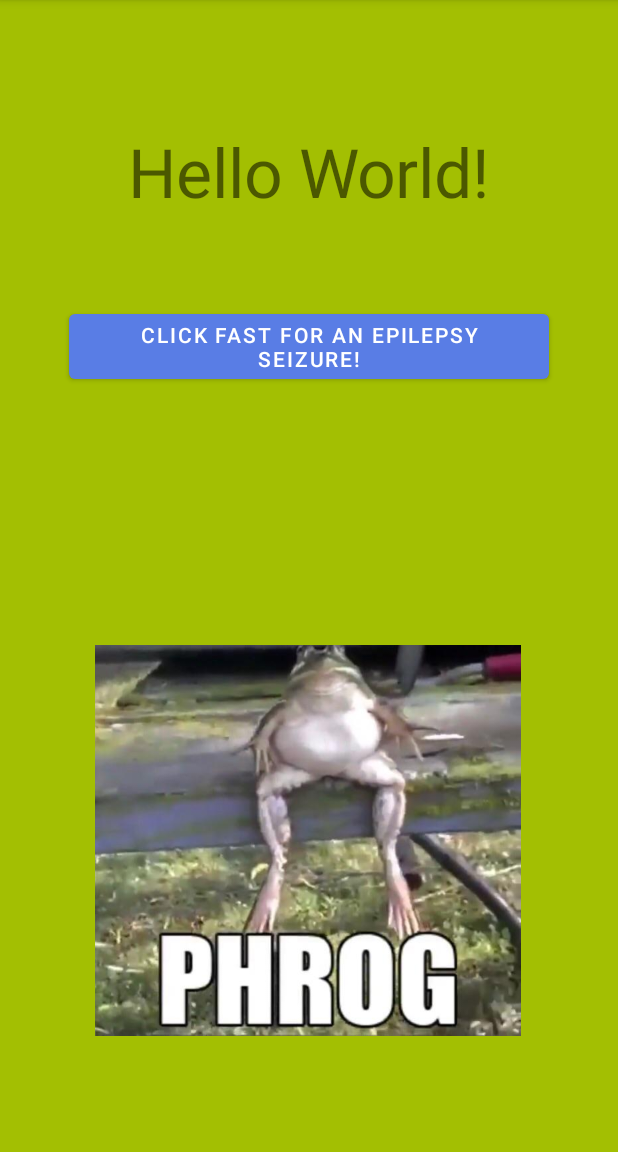
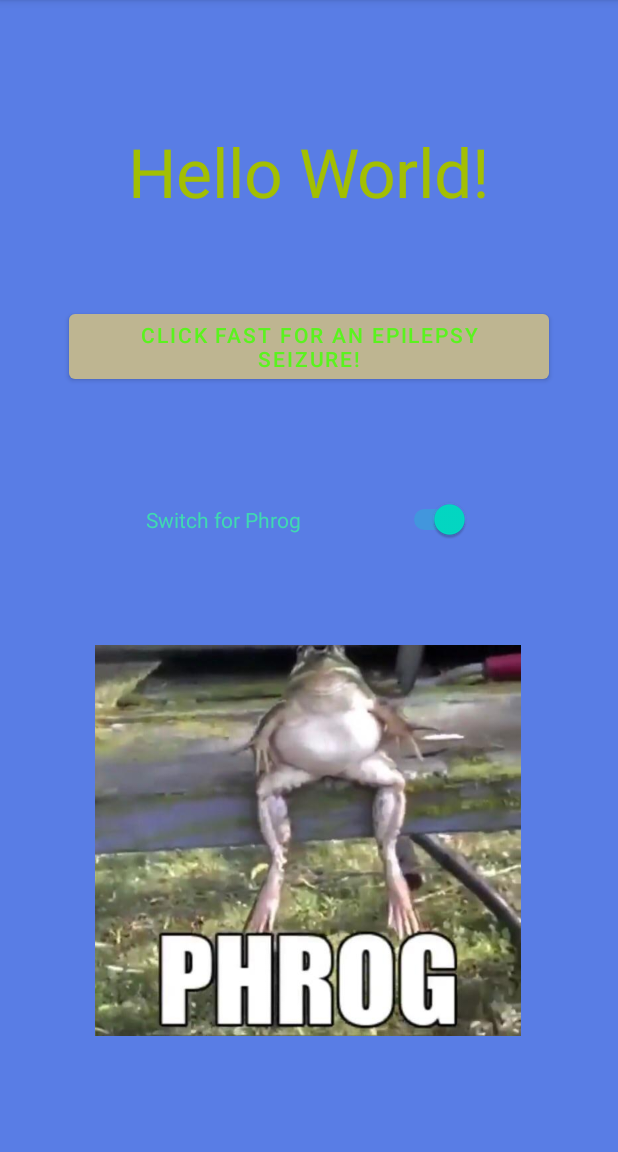
Before and after one commit to BirkanAk/HelloWorldAssignmenBirkanAk, an Android app: the screen it shows after launch (MainActivity), after a tap on "CLICK FAST FOR AN EPILEPSY SEIZURE!", on a phone screen of 412 x 824 dp, the part 84-1236 px from its top. Run offline under Robolectric (Android 15) with nearby library versions, the phone set to English and light mode, and no system bars.

```diff
--- a/app/src/main/java/com/example/helloworldassignmenbirkanak/MainActivity.java
+++ b/app/src/main/java/com/example/helloworldassignmenbirkanak/MainActivity.java
@@ -2,10 +2,15 @@ package com.example.helloworldassignmenbirkanak;
 
 import androidx.appcompat.app.AppCompatActivity;
 
+import android.app.AlertDialog;
+import android.content.DialogInterface;
 import android.graphics.Color;
 import android.os.Bundle;
 import android.view.View;
 import android.widget.Button;
+import android.widget.CompoundButton;
+import android.widget.ImageView;
+import android.widget.Switch;
 import android.widget.TextView;
 
 import java.util.Random;
@@ -15,6 +20,8 @@ public class MainActivity extends AppCompatActivity {
     TextView helloText;
     Button epilepsyButton;
     View bg;
+    Switch phrogswitch;
+    ImageView phrogimg;
 
     @Override
     protected void onCreate(Bundle savedInstanceState) {
@@ -24,21 +31,41 @@ public class MainActivity extends AppCompatActivity {
         helloText=(TextView)findViewById(R.id.hello_text);
         epilepsyButton=(Button)findViewById(R.id.epilepsy_button);
         bg=(View)findViewById(R.id.rView);
+        phrogswitch=(Switch)findViewById(R.id.phrogswitch);
+        phrogimg=(ImageView)findViewById(R.id.phrogimg);
+        phrogswitch.setOnCheckedChangeListener(new CompoundButton.OnCheckedChangeListener() {
+            @Override
+            public void onCheckedChanged(CompoundButton buttonView, boolean isChecked) {
+                if (isChecked){
+                    phrogimg.setVisibility(View.VISIBLE);
 
+                }
+                else{
+                    phrogimg.setVisibility(View.INVISIBLE);
+                    AlertDialog phrogdialog = new AlertDialog.Builder(MainActivity.this).create();
+                    phrogdialog.setTitle("Phrog Dead");
+                    phrogdialog.setMessage("Damn you really killed phrog");
+                    phrogdialog.setButton(AlertDialog.BUTTON_NEUTRAL, "Pls bring him back",
+                            new DialogInterface.OnClickListener() {
+                                public void onClick(DialogInterface dialog, int which) {
+                                    dialog.dismiss();
+                                }
+                            });
+                    phrogdialog.show();
+                }
+            }
+        });
     }
 
+
     public void onEpilepsyClick(View view){
-        Random rn = new Random();;
+        Random rn = new Random();
         int randomNum =  rn.nextInt(68) + 1;
-        int red =  rn.nextInt(256);
-        int green =  rn.nextInt(256);
-        int blue =  rn.nextInt(256);
         helloText.setTextSize(randomNum);
-        int red1 =  rn.nextInt(256);
-        int green1 =  rn.nextInt(256);
-        int blue1 =  rn.nextInt(256);
-        bg.setBackgroundColor(Color.rgb(red,green,blue));
-        epilepsyButton.setBackgroundColor(Color.rgb(red1,green1,blue1));
-
+        helloText.setTextColor(Color.rgb(rn.nextInt(256),rn.nextInt(256),rn.nextInt(256)));
+        bg.setBackgroundColor(Color.rgb(rn.nextInt(256),rn.nextInt(256),rn.nextInt(256)));
+        epilepsyButton.setBackgroundColor(Color.rgb(rn.nextInt(256),rn.nextInt(256),rn.nextInt(256)));
+        epilepsyButton.setTextColor(Color.rgb(rn.nextInt(256),rn.nextInt(256),rn.nextInt(256)));
+        phrogswitch.setTextColor(Color.rgb(rn.nextInt(256),rn.nextInt(256),rn.nextInt(256)));
     }
 }
--- a/app/src/main/res/layout/activity_main.xml
+++ b/app/src/main/res/layout/activity_main.xml
@@ -2,9 +2,9 @@
 <androidx.constraintlayout.widget.ConstraintLayout xmlns:android="http://schemas.android.com/apk/res/android"
     xmlns:app="http://schemas.android.com/apk/res-auto"
     xmlns:tools="http://schemas.android.com/tools"
+    android:id="@+id/rView"
     android:layout_width="match_parent"
     android:layout_height="match_parent"
-    android:id="@+id/rView"
     tools:context=".MainActivity">
 
     <TextView
@@ -36,6 +36,7 @@
         android:id="@+id/epilepsy_button"
         android:layout_width="wrap_content"
         android:layout_height="wrap_content"
+        android:onClick="onEpilepsyClick"
         android:text="@string/click_fast_for_an_epilepsy_seizure"
         app:backgroundTint="#CAAC39"
         app:layout_constraintBottom_toBottomOf="parent"
@@ -43,8 +44,24 @@
         app:layout_constraintHorizontal_bias="0.5"
         app:layout_constraintStart_toStartOf="parent"
         app:layout_constraintTop_toTopOf="parent"
-        app:layout_constraintVertical_bias="0.285"
-        android:onClick="onEpilepsyClick"/>
+        app:layout_constraintVertical_bias="0.285" />
 
+    <Switch
+        android:id="@+id/phrogswitch"
+        android:layout_width="216dp"
+        android:layout_height="55dp"
+        android:layout_marginStart="88dp"
+        android:layout_marginLeft="88dp"
+        android:layout_marginEnd="89dp"
+        android:layout_marginRight="89dp"
+        android:layout_marginBottom="75dp"
+        android:text="@string/switch_for_phrog"
+        android:textColorHighlight="#9F2626"
+        android:textColorLink="#C62D2D"
+        app:layout_constraintBottom_toBottomOf="parent"
+        app:layout_constraintEnd_toEndOf="parent"
+        app:layout_constraintStart_toStartOf="parent"
+        app:layout_constraintTop_toTopOf="parent"
+        android:checked="true"/>
 
 </androidx.constraintlayout.widget.ConstraintLayout>
--- a/app/src/main/res/values/strings.xml
+++ b/app/src/main/res/values/strings.xml
@@ -2,4 +2,5 @@
     <string name="app_name">HelloWorldAssignmenBirkanAk</string>
     <string name="yee_this_is_a_picture_of_a_phrog">yee this is a picture of a phrog</string>
     <string name="click_fast_for_an_epilepsy_seizure">Click fast for an epilepsy seizure!</string>
+    <string name="switch_for_phrog">Switch for Phrog</string>
 </resources>
```
